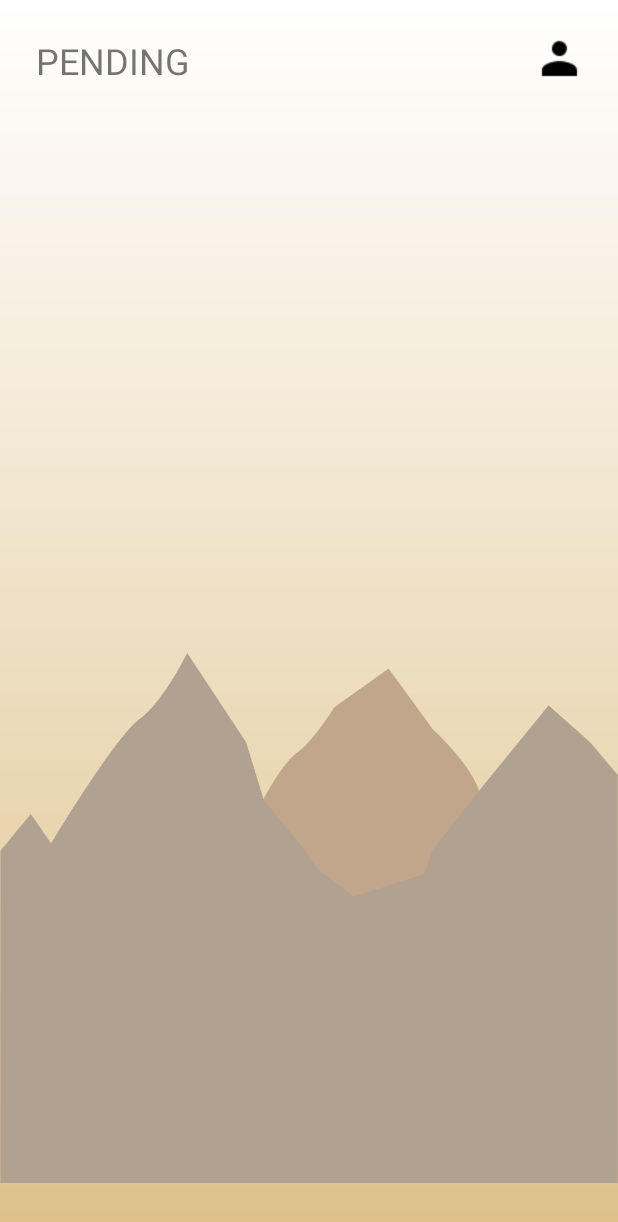
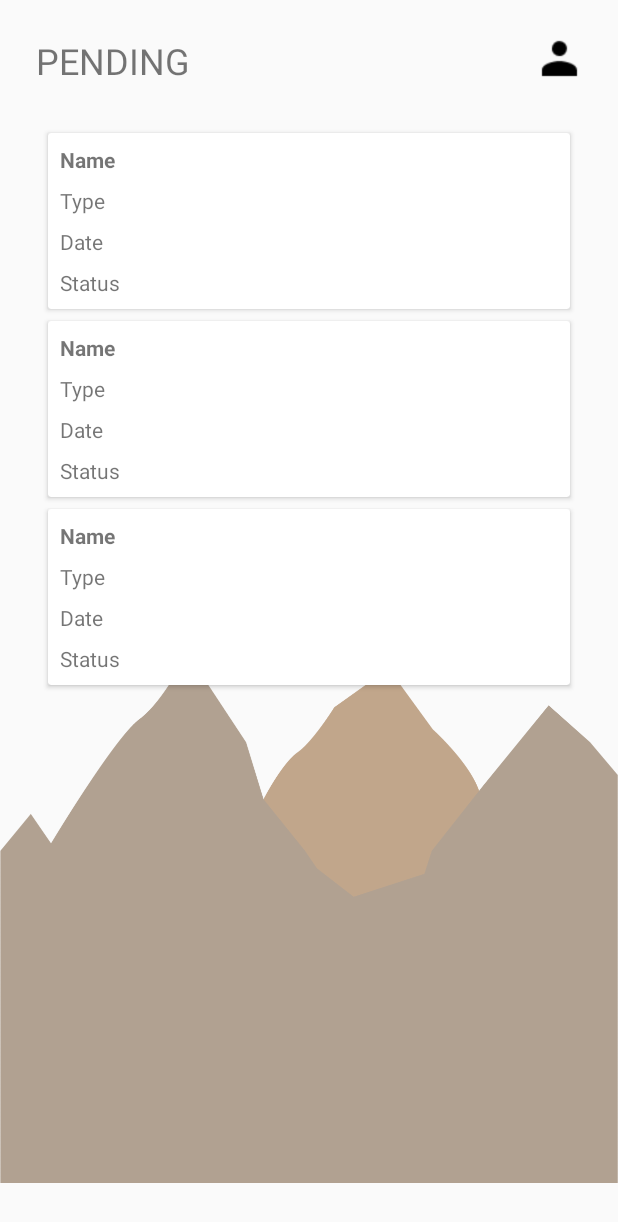
Before and after one commit to Vincent-Leonard/GlobalExperience, an Android app: the layout fragment_pending.xml on its own in the app's theme, with its tools: preview values and no code run, on a phone screen of 412 x 824 dp. Shown: the top 1222 px of the screen. Run offline under Robolectric (Android 15) with nearby library versions, the phone set to English and light mode, and no system bars; network calls fail.

Commit message:
Show Event on Recycle View

```diff
--- a/app/src/main/res/layout/fragment_pending.xml
+++ b/app/src/main/res/layout/fragment_pending.xml
@@ -10,11 +10,11 @@
         android:layout_width="match_parent"
         android:layout_height="match_parent">
 
-        <View
-            android:id="@+id/p_background"
-            android:layout_width="0dp"
-            android:layout_height="0dp"
-            android:background="@drawable/gradient"
+        <ProgressBar
+            android:id="@+id/progressBar"
+            style="?android:attr/progressBarStyle"
+            android:layout_width="wrap_content"
+            android:layout_height="wrap_content"
             app:layout_constraintBottom_toBottomOf="parent"
             app:layout_constraintEnd_toEndOf="parent"
             app:layout_constraintStart_toStartOf="parent"
@@ -51,7 +51,8 @@
             app:layout_constraintBottom_toBottomOf="parent"
             app:layout_constraintEnd_toEndOf="parent"
             app:layout_constraintStart_toStartOf="parent"
-            app:layout_constraintTop_toBottomOf="@+id/p_title">
+            app:layout_constraintTop_toBottomOf="@+id/p_title"
+            tools:listitem="@layout/item">
 
         </androidx.recyclerview.widget.RecyclerView>
 
--- /dev/null
+++ b/app/src/main/res/layout/item.xml
@@ -0,0 +1,71 @@
+<?xml version="1.0" encoding="utf-8"?>
+<androidx.cardview.widget.CardView xmlns:android="http://schemas.android.com/apk/res/android"
+    xmlns:app="http://schemas.android.com/apk/res-auto"
+    android:layout_width="match_parent"
+    android:layout_height="wrap_content"
+    xmlns:card_view="http://schemas.android.com/tools"
+    android:layout_marginTop="8dp"
+    android:layout_marginStart="8dp"
+    android:layout_marginEnd="8dp"
+    card_view:cardUseCompatPadding="true"
+    card_view:cardElevation="4dp"
+    card_view:cardCornerRadius="3dp">
+
+    <androidx.constraintlayout.widget.ConstraintLayout
+        android:layout_width="match_parent"
+        android:layout_height="match_parent">
+
+        <TextView
+            android:id="@+id/event_name_card"
+            android:layout_width="0dp"
+            android:layout_height="wrap_content"
+            android:layout_marginStart="8dp"
+            android:layout_marginTop="8dp"
+            android:layout_marginEnd="8dp"
+            android:text="@string/event_name"
+            android:textStyle="bold"
+            app:layout_constraintEnd_toEndOf="parent"
+            app:layout_constraintStart_toStartOf="parent"
+            app:layout_constraintTop_toTopOf="parent" />
+
+        <TextView
+            android:id="@+id/event_type_card"
+            android:layout_width="0dp"
+            android:layout_height="wrap_content"
+            android:layout_marginStart="8dp"
+            android:layout_marginTop="8dp"
+            android:layout_marginEnd="8dp"
+            android:text="@string/event_type"
+            app:layout_constraintEnd_toEndOf="parent"
+            app:layout_constraintStart_toStartOf="parent"
+            app:layout_constraintTop_toBottomOf="@id/event_name_card" />
+
+        <TextView
+            android:id="@+id/event_date_card"
+            android:layout_width="0dp"
+            android:layout_height="wrap_content"
+            android:layout_marginStart="8dp"
+            android:layout_marginTop="8dp"
+            android:layout_marginEnd="8dp"
+            android:text="@string/event_date"
+            app:layout_constraintEnd_toEndOf="parent"
+            app:layout_constraintStart_toStartOf="parent"
+            app:layout_constraintTop_toBottomOf="@id/event_type_card" />
+
+        <TextView
+            android:id="@+id/event_status_card"
+            android:layout_width="0dp"
+            android:layout_height="wrap_content"
+            android:layout_marginStart="8dp"
+            android:layout_marginTop="8dp"
+            android:layout_marginEnd="8dp"
+            android:layout_marginBottom="8dp"
+            android:text="@string/event_status"
+            app:layout_constraintBottom_toBottomOf="parent"
+            app:layout_constraintEnd_toEndOf="parent"
+            app:layout_constraintStart_toStartOf="parent"
+            app:layout_constraintTop_toBottomOf="@id/event_date_card" />
+
+    </androidx.constraintlayout.widget.ConstraintLayout>
+
+</androidx.cardview.widget.CardView>
--- a/app/src/main/res/values/strings.xml
+++ b/app/src/main/res/values/strings.xml
@@ -10,4 +10,8 @@
     <string name="logout">Log Out</string>
     <string name="reason">Enter your Reason</string>
     <string name="GlobEx">Globex</string>
+    <string name="event_name">Name</string>
+    <string name="event_type">Type</string>
+    <string name="event_date">Date</string>
+    <string name="event_status" >Status</string>
 </resources>
```
Also changed, not shown: app/src/main/java/com/example/globalexperience/Fragments/PendingAdapter.java (added, +64 -0 lines), app/src/main/java/com/example/globalexperience/Fragments/PendingFragment.java (+47 -0 lines), app/src/main/java/com/example/globalexperience/Fragments/PendingViewModel.java (added, +38 -0 lines), app/src/main/java/com/example/globalexperience/model/local/Event.java (+79 -22 lines), app/src/main/java/com/example/globalexperience/repository/EventRepository.java (+0 -29 lines).
